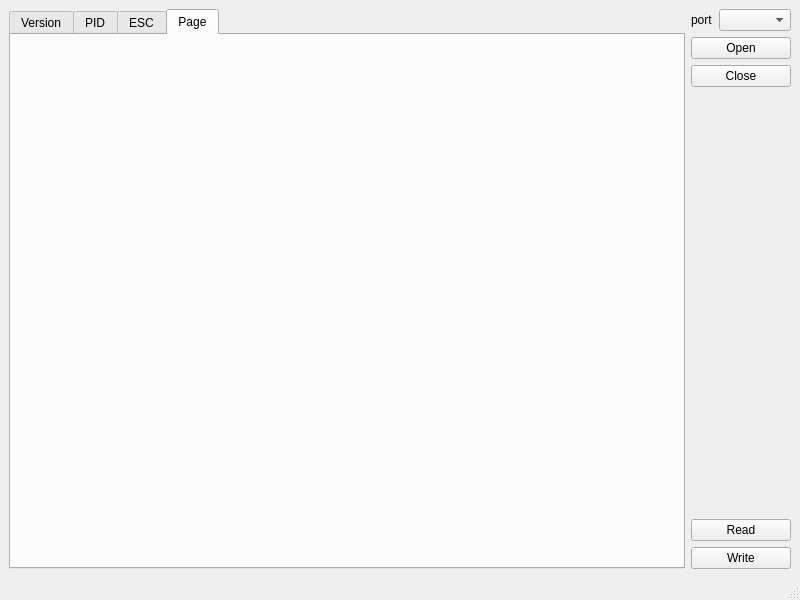
Above: mpu/firmware/racecar_firmware/mainwindow.ui from flyback1228/racecar_1_5 before the change. Below: the same form after it.
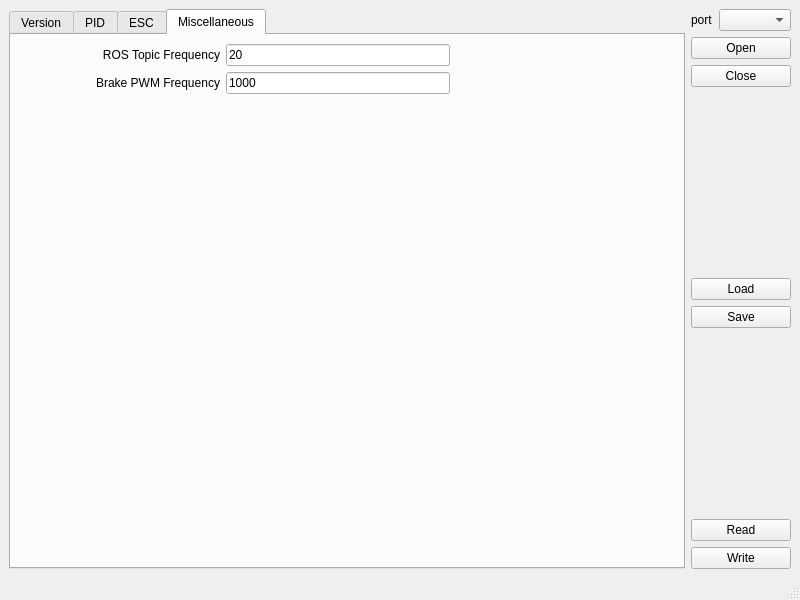
That is the form after the change. The open tabs and pages were chosen to show the change.

Patch:
```diff
--- a/mpu/firmware/racecar_firmware/mainwindow.ui
+++ b/mpu/firmware/racecar_firmware/mainwindow.ui
@@ -739,8 +739,103 @@
       </widget>
       <widget class="QWidget" name="tab">
        <attribute name="title">
-        <string>Page</string>
+        <string>Miscellaneous</string>
        </attribute>
+       <layout class="QVBoxLayout" name="verticalLayout_7">
+        <item>
+         <layout class="QHBoxLayout" name="horizontalLayout_16">
+          <item>
+           <widget class="QLabel" name="label_14">
+            <property name="minimumSize">
+             <size>
+              <width>200</width>
+              <height>0</height>
+             </size>
+            </property>
+            <property name="text">
+             <string>ROS Topic Frequency</string>
+            </property>
+            <property name="alignment">
+             <set>Qt::AlignRight|Qt::AlignTrailing|Qt::AlignVCenter</set>
+            </property>
+           </widget>
+          </item>
+          <item>
+           <widget class="QLineEdit" name="ledRosFrequency">
+            <property name="text">
+             <string>20</string>
+            </property>
+           </widget>
+          </item>
+          <item>
+           <spacer name="horizontalSpacer_14">
+            <property name="orientation">
+             <enum>Qt::Horizontal</enum>
+            </property>
+            <property name="sizeHint" stdset="0">
+             <size>
+              <width>40</width>
+              <height>20</height>
+             </size>
+            </property>
+           </spacer>
+          </item>
+         </layout>
+        </item>
+        <item>
+         <layout class="QHBoxLayout" name="horizontalLayout_17">
+          <item>
+           <widget class="QLabel" name="labelBrakeFrequency">
+            <property name="minimumSize">
+             <size>
+              <width>200</width>
+              <height>0</height>
+             </size>
+            </property>
+            <property name="text">
+             <string>Brake PWM Frequency</string>
+            </property>
+            <property name="alignment">
+             <set>Qt::AlignRight|Qt::AlignTrailing|Qt::AlignVCenter</set>
+            </property>
+           </widget>
+          </item>
+          <item>
+           <widget class="QLineEdit" name="ledBrakeFrequency">
+            <property name="text">
+             <string>1000</string>
+            </property>
+           </widget>
+          </item>
+          <item>
+           <spacer name="horizontalSpacer_15">
+            <property name="orientation">
+             <enum>Qt::Horizontal</enum>
+            </property>
+            <property name="sizeHint" stdset="0">
+             <size>
+              <width>40</width>
+              <height>20</height>
+             </size>
+            </property>
+           </spacer>
+          </item>
+         </layout>
+        </item>
+        <item>
+         <spacer name="verticalSpacer_5">
+          <property name="orientation">
+           <enum>Qt::Vertical</enum>
+          </property>
+          <property name="sizeHint" stdset="0">
+           <size>
+            <width>20</width>
+            <height>40</height>
+           </size>
+          </property>
+         </spacer>
+        </item>
+       </layout>
       </widget>
      </widget>
     </item>
@@ -774,6 +869,39 @@
         </property>
        </widget>
       </item>
+      <item>
+       <spacer name="verticalSpacer_6">
+        <property name="orientation">
+         <enum>Qt::Vertical</enum>
+        </property>
+        <property name="sizeHint" stdset="0">
+         <size>
+          <width>20</width>
+          <height>40</height>
+         </size>
+        </property>
+       </spacer>
+      </item>
+      <item>
+       <widget class="QPushButton" name="btnLoad">
+        <property name="toolTip">
+         <string>load configuration file</string>
+        </property>
+        <property name="text">
+         <string>Load</string>
+        </property>
+       </widget>
+      </item>
+      <item>
+       <widget class="QPushButton" name="btnSave">
+        <property name="toolTip">
+         <string>save configurations to file</string>
+        </property>
+        <property name="text">
+         <string>Save</string>
+        </property>
+       </widget>
+      </item>
       <item>
        <spacer name="verticalSpacer">
         <property name="orientation">
```
Left out of the diff: 105 changed lines with no effect on the pictures.
